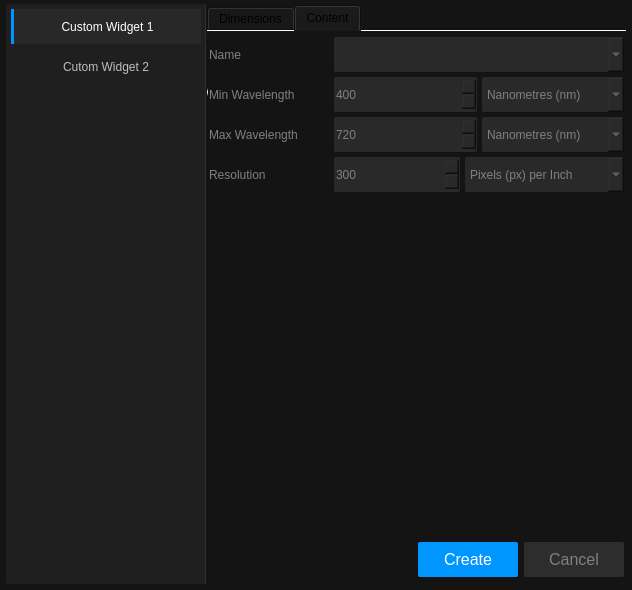
Old version of the form src/ui/widget_creater_dialog.ui in the repository ligerr13/PE_Spectroradiometer.
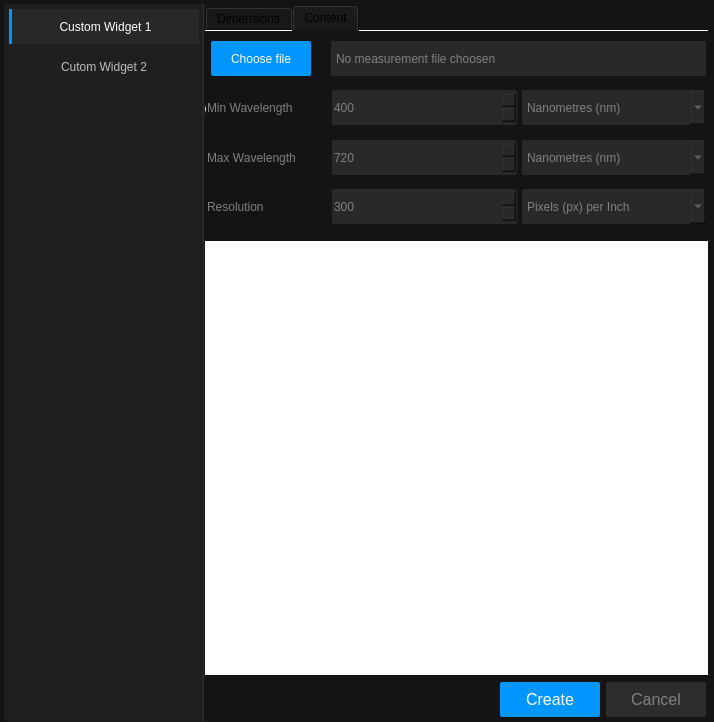
New version of the form.

What changed in the file:
```diff
--- a/src/ui/widget_creater_dialog.ui
+++ b/src/ui/widget_creater_dialog.ui
@@ -6,8 +6,8 @@
    <rect>
     <x>0</x>
     <y>0</y>
-    <width>632</width>
-    <height>590</height>
+    <width>714</width>
+    <height>722</height>
    </rect>
   </property>
   <property name="windowTitle">
@@ -36,6 +36,12 @@
    </property>
    <item>
     <widget class="QWidget" name="page_selector_widget" native="true">
+     <property name="sizePolicy">
+      <sizepolicy hsizetype="Expanding" vsizetype="Preferred">
+       <horstretch>0</horstretch>
+       <verstretch>0</verstretch>
+      </sizepolicy>
+     </property>
      <property name="styleSheet">
       <string notr="true">background: rgb(20,20,20);</string>
      </property>
@@ -44,7 +50,7 @@
        <number>0</number>
       </property>
       <property name="leftMargin">
-       <number>5</number>
+       <number>3</number>
       </property>
       <property name="topMargin">
        <number>3</number>
@@ -53,7 +59,7 @@
        <number>0</number>
       </property>
       <property name="bottomMargin">
-       <number>5</number>
+       <number>0</number>
       </property>
       <item>
        <widget class="QWidget" name="page_selector" native="true">
@@ -196,6 +202,12 @@
       </item>
       <item>
        <widget class="QWidget" name="page_widget" native="true">
+        <property name="sizePolicy">
+         <sizepolicy hsizetype="Expanding" vsizetype="Preferred">
+          <horstretch>0</horstretch>
+          <verstretch>0</verstretch>
+         </sizepolicy>
+        </property>
         <property name="styleSheet">
          <string notr="true">	border: 0px;</string>
         </property>
@@ -213,14 +225,41 @@
           <number>5</number>
          </property>
          <property name="bottomMargin">
-          <number>5</number>
+          <number>2</number>
          </property>
          <item>
           <widget class="QStackedWidget" name="stackedWidget">
+           <property name="sizePolicy">
+            <sizepolicy hsizetype="Expanding" vsizetype="Preferred">
+             <horstretch>0</horstretch>
+             <verstretch>0</verstretch>
+            </sizepolicy>
+           </property>
+           <property name="minimumSize">
+            <size>
+             <width>0</width>
+             <height>0</height>
+            </size>
+           </property>
+           <property name="maximumSize">
+            <size>
+             <width>16777215</width>
+             <height>16777215</height>
+            </size>
+           </property>
            <property name="styleSheet">
             <string notr="true">border: 0px;</string>
            </property>
+           <property name="currentIndex">
+            <number>0</number>
+           </property>
            <widget class="QWidget" name="page">
+            <property name="minimumSize">
+             <size>
+              <width>0</width>
+              <height>0</height>
+             </size>
+            </property>
             <property name="styleSheet">
              <string notr="true">	border: 0px;</string>
             </property>
@@ -239,6 +278,24 @@
              </property>
              <item row="0" column="0">
               <widget class="QTabWidget" name="tabWidget">
+               <property name="sizePolicy">
+                <sizepolicy hsizetype="Expanding" vsizetype="Fixed">
+                 <horstretch>0</horstretch>
+                 <verstretch>0</verstretch>
+                </sizepolicy>
+               </property>
+               <property name="minimumSize">
+                <size>
+                 <width>0</width>
+                 <height>0</height>
+                </size>
+               </property>
+               <property name="maximumSize">
+                <size>
+                 <width>16777215</width>
+                 <height>16777215</height>
+                </size>
+               </property>
                <property name="styleSheet">
                 <string notr="true">QTabWidget
 {
@@ -296,6 +353,12 @@
                 <bool>true</bool>
                </property>
                <widget class="QWidget" name="tab">
+                <property name="maximumSize">
+                 <size>
+                  <width>16777215</width>
+                  <height>300</height>
+                 </size>
+                </property>
                 <attribute name="title">
                  <string>Dimensions</string>
                 </attribute>
@@ -316,41 +379,19 @@
                   <number>1</number>
                  </property>
                  <item row="0" column="0">
-                  <widget class="QWidget" name="widget" native="true">
-                   <layout class="QGridLayout" name="gridLayout_3">
-                    <property name="leftMargin">
-                     <number>1</number>
-                    </property>
-                    <property name="topMargin">
-                     <number>1</number>
-                    </property>
-                    <property name="rightMargin">
-                     <number>1</number>
-                    </property>
-                    <property name="bottomMargin">
-                     <number>1</number>
-                    </property>
-                    <property name="spacing">
-                     <number>2</number>
-                    </property>
-                   </layout>
-                  </widget>
-                 </item>
-                 <item row="2" column="0">
-                  <spacer name="verticalSpacer_2">
-                   <property name="orientation">
-                    <enum>Qt::Vertical</enum>
-                   </property>
-                   <property name="sizeHint" stdset="0">
-                    <size>
-                     <width>20</width>
-                     <height>40</height>
-                    </size>
-                   </property>
-                  </spacer>
-                 </item>
-                 <item row="1" column="0">
                   <widget class="QGroupBox" name="groupBox">
+                   <property name="minimumSize">
+                    <size>
+                     <width>0</width>
+                     <height>200</height>
+                    </size>
+                   </property>
+                   <property name="maximumSize">
+                    <size>
+                     <width>16777215</width>
+                     <height>200</height>
+                    </size>
+                   </property>
                    <property name="styleSheet">
                     <string notr="true">QGroupBox {
   border-radius: 2px;
@@ -413,6 +454,12 @@
                         <height>40</height>
                        </size>
                       </property>
+                      <property name="maximumSize">
+                       <size>
+                        <width>16777215</width>
+                        <height>50</height>
+                       </size>
+                      </property>
                       <layout class="QHBoxLayout" name="horizontalLayout_9">
                        <property name="spacing">
                         <number>5</number>
@@ -541,7 +588,7 @@
                           <number>9999</number>
                          </property>
                          <property name="value">
-                          <number>300</number>
+                          <number>660</number>
                          </property>
                         </widget>
                        </item>
@@ -641,7 +688,7 @@
                           <number>9999</number>
                          </property>
                          <property name="value">
-                          <number>300</number>
+                          <number>400</number>
                          </property>
                         </widget>
                        </item>
@@ -699,42 +746,20 @@
                  <property name="spacing">
                   <number>1</number>
                  </property>
-                 <item row="2" column="0">
-                  <spacer name="verticalSpacer_3">
-                   <property name="orientation">
-                    <enum>Qt::Vertical</enum>
-                   </property>
-                   <property name="sizeHint" stdset="0">
-                    <size>
-                     <width>20</width>
-                     <height>40</height>
-                    </size>
-                   </property>
-                  </spacer>
-                 </item>
                  <item row="0" column="0">
-                  <widget class="QWidget" name="widget_7" native="true">
-                   <layout class="QGridLayout" name="gridLayout_4">
-                    <property name="leftMargin">
-                     <number>1</number>
-                    </property>
-                    <property name="topMargin">
-                     <number>1</number>
-                    </property>
-                    <property name="rightMargin">
-                     <number>1</number>
-                    </property>
-                    <property name="bottomMargin">
-                     <number>1</number>
-                    </property>
-                    <property name="spacing">
-                     <number>2</number>
-                    </property>
-                   </layout>
-                  </widget>
-                 </item>
-                 <item row="1" column="0">
                   <widget class="QGroupBox" name="groupBox_2">
+                   <property name="minimumSize">
+                    <size>
+                     <width>0</width>
+                     <height>200</height>
+                    </size>
+                   </property>
+                   <property name="maximumSize">
+                    <size>
+                     <width>16777215</width>
+                     <height>200</height>
+                    </size>
+                   </property>
                    <property name="styleSheet">
                     <string notr="true">QGroupBox {
   border-radius: 2px;
@@ -742,7 +767,21 @@
   margin-bottom: 0.5;
   font: 700 12pt &quot;Consolas&quot;;
 }
-
+QLineEdit {
+	font: 600 10pt &quot;Segoe UI&quot;;
+	background-color:  rgb(41,41,41);
+   color: white;
+	border-radius: 2px;
+}
+QPushButton {
+	background: rgb(0, 150, 255);
+	color: white;
+	border-radius: 2px;
+	font: 600 10pt &quot;Segoe UI&quot;;
+}
+QPushButton:hover {
+	background: rgb(51, 180, 255);
+}
 QGroupBox::title {
   background: transparent;
   color: white;
@@ -790,19 +829,13 @@
                      <number>1</number>
                     </property>
                     <item>
-                     <widget class="QWidget" name="widget_8" native="true">
-                      <property name="minimumSize">
-                       <size>
-                        <width>0</width>
-                        <height>40</height>
-                       </size>
-                      </property>
-                      <layout class="QHBoxLayout" name="horizontalLayout_10">
+                     <widget class="QWidget" name="widget" native="true">
+                      <layout class="QHBoxLayout" name="horizontalLayout_5">
                        <property name="spacing">
-                        <number>5</number>
+                        <number>20</number>
                        </property>
                        <property name="leftMargin">
-                        <number>1</number>
+                        <number>5</number>
                        </property>
                        <property name="topMargin">
                         <number>1</number>
@@ -814,42 +847,57 @@
                         <number>1</number>
                        </property>
                        <item>
-                        <widget class="QLabel" name="label_8">
-                         <property name="minimumSize">
-                          <size>
-                           <width>120</width>
-                           <height>0</height>
-                          </size>
-                         </property>
+                        <widget class="QPushButton" name="pushButton">
                          <property name="maximumSize">
                           <size>
-                           <width>80</width>
-                           <height>16777215</height>
+                           <width>100</width>
+                           <height>35</height>
                           </size>
                          </property>
                          <property name="text">
-                          <string>Name</string>
+                          <string>Choose file</string>
                          </property>
                         </widget>
                        </item>
                        <item>
-                        <widget class="QComboBox" name="comboBox_5">
+                        <widget class="QWidget" name="widget_4" native="true">
                          <property name="minimumSize">
                           <size>
                            <width>0</width>
                            <height>35</height>
                           </size>
                          </property>
-                         <item>
-                          <property name="text">
-                           <string/>
+                         <property name="maximumSize">
+                          <size>
+                           <width>16777215</width>
+                           <height>35</height>
+                          </size>
+                         </property>
+                         <property name="styleSheet">
+                          <string notr="true">background-color:  rgb(41,41,41);
+border-radius: 2px;</string>
+                         </property>
+                         <layout class="QHBoxLayout" name="horizontalLayout_10">
+                          <property name="leftMargin">
+                           <number>5</number>
                           </property>
-                         </item>
-                         <item>
-                          <property name="text">
-                           <string>400 to 700 (nm)</string>
+                          <property name="topMargin">
+                           <number>0</number>
                           </property>
-                         </item>
+                          <property name="rightMargin">
+                           <number>0</number>
+                          </property>
+                          <property name="bottomMargin">
+                           <number>0</number>
+                          </property>
+                          <item>
+                           <widget class="QLabel" name="label_3">
+                            <property name="text">
+                             <string>No measurement file choosen</string>
+                            </property>
+                           </widget>
+                          </item>
+                         </layout>
                         </widget>
                        </item>
                       </layout>
@@ -1161,6 +1209,39 @@
                </widget>
               </widget>
              </item>
+             <item row="1" column="0">
+              <widget class="QWidget" name="spectral_preview_widget" native="true">
+               <property name="sizePolicy">
+                <sizepolicy hsizetype="Expanding" vsizetype="Expanding">
+                 <horstretch>0</horstretch>
+                 <verstretch>0</verstretch>
+                </sizepolicy>
+               </property>
+               <property name="minimumSize">
+                <size>
+                 <width>0</width>
+                 <height>0</height>
+                </size>
+               </property>
+               <property name="styleSheet">
+                <string notr="true">background-color:white;</string>
+               </property>
+               <layout class="QGridLayout" name="gridLayout_4">
+                <property name="leftMargin">
+                 <number>0</number>
+                </property>
+                <property name="topMargin">
+                 <number>0</number>
+                </property>
+                <property name="rightMargin">
+                 <number>0</number>
+                </property>
+                <property name="bottomMargin">
+                 <number>0</number>
+                </property>
+               </layout>
+              </widget>
+             </item>
             </layout>
            </widget>
            <widget class="QWidget" name="page_2"/>
@@ -1168,6 +1249,12 @@
          </item>
          <item>
           <widget class="QWidget" name="widget_6" native="true">
+           <property name="maximumSize">
+            <size>
+             <width>16777215</width>
+             <height>50</height>
+            </size>
+           </property>
            <property name="styleSheet">
             <string notr="true">QPushButton {
 		border: 0px;
```
